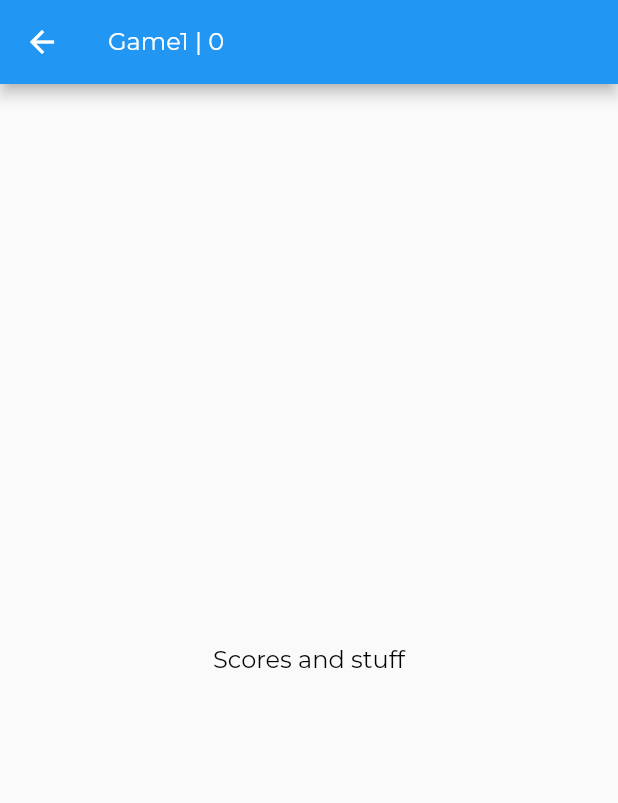
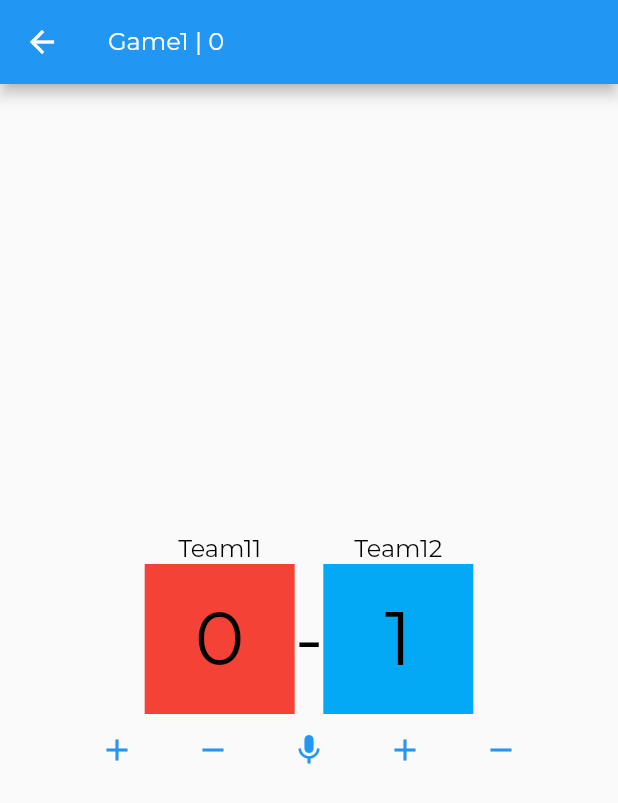
Before and after one commit to JohnHuang1/verbal_scoreboard, a Flutter app: the screen it shows after launch, after a tap on "Game1", on a phone screen of 412 x 824 dp. Shown: the top 803 px of the screen. Run offline on Flutter 3.47's test engine with Material 2 defaults, Android fonts, the phone set to English and light mode, and no system bars; missing offline and left inert: dart:ffi.

Commit message:
Started developing the game page
Created the control widget and the score widget.

```diff
--- /dev/null
+++ b/lib/game/control_widget.dart
@@ -0,0 +1,25 @@
+import 'package:flutter/cupertino.dart';
+import 'package:flutter/material.dart';
+
+class ControlWidget extends StatefulWidget {
+  ControlWidget({Key key}) : super(key: key);
+
+  @override
+  _ControlWidgetState createState() => _ControlWidgetState();
+}
+
+class _ControlWidgetState extends State<ControlWidget> {
+  @override
+  Widget build(BuildContext context) {
+    return Row(
+      mainAxisAlignment: MainAxisAlignment.center,
+      children: [
+        TextButton(onPressed: () {}, child: Icon(Icons.add)),
+        TextButton(onPressed: () {}, child: Icon(Icons.remove)),
+        TextButton(onPressed: () {}, child: Icon(Icons.mic)),
+        TextButton(onPressed: () {}, child: Icon(Icons.add)),
+        TextButton(onPressed: () {}, child: Icon(Icons.remove))
+      ],
+    );
+  }
+}
--- a/lib/game/game_page.dart
+++ b/lib/game/game_page.dart
@@ -1,4 +1,5 @@
 import 'package:flutter/material.dart';
+import 'package:verbal_scoreboard/game/game_widget.dart';
 import 'package:verbal_scoreboard/models/game_data.dart';
 
 class GamePage extends StatelessWidget {
@@ -15,13 +16,7 @@ class GamePage extends StatelessWidget {
       ),
       body: Column(
         mainAxisAlignment: MainAxisAlignment.center,
-        children: [
-          Center(
-            child: Text(
-              "Scores and stuff",
-            ),
-          )
-        ],
+        children: [GameWidget(data)],
       ),
     );
   }
--- /dev/null
+++ b/lib/game/game_widget.dart
@@ -0,0 +1,17 @@
+import 'package:verbal_scoreboard/models/game_data.dart';
+import 'control_widget.dart';
+import 'score_widget.dart';
+import 'package:flutter/material.dart';
+
+class GameWidget extends StatelessWidget {
+  final GameData data;
+  GameWidget(this.data);
+
+  @override
+  Widget build(BuildContext context) {
+    return Column(
+      mainAxisAlignment: MainAxisAlignment.center,
+      children: [ScoreWidget(teams: data.teams), ControlWidget()],
+    );
+  }
+}
--- /dev/null
+++ b/lib/game/score_widget.dart
@@ -0,0 +1,66 @@
+import 'dart:ffi';
+
+import 'package:flutter/material.dart';
+import 'package:verbal_scoreboard/models/team_data.dart';
+
+class ScoreWidget extends StatefulWidget {
+  final List<TeamData> teams;
+  ScoreWidget({Key key, this.teams}) : super(key: key);
+
+  @override
+  _ScoreWidgetState createState() => _ScoreWidgetState(teams);
+}
+
+class _ScoreWidgetState extends State<ScoreWidget> {
+  final List<TeamData> teams;
+
+  _ScoreWidgetState(this.teams);
+  final double boxSize = 100.0;
+  @override
+  Widget build(BuildContext context) {
+    return Row(
+      mainAxisAlignment: MainAxisAlignment.center,
+      children: [
+        Column(
+          children: [
+            Center(
+              child: Text(teams[0].name),
+            ),
+            Container(
+              child: Center(
+                  child: Text(teams[0].score.toString(),
+                      style: TextStyle(fontSize: 50))),
+              height: boxSize,
+              width: boxSize,
+              color: Colors.red,
+            )
+          ],
+        ),
+        Column(children: [
+          Text(""),
+          Container(
+            child: Text(
+              "-",
+              style: TextStyle(fontSize: 50),
+            ),
+          ),
+        ]),
+        Column(
+          children: [
+            Center(
+              child: Text(teams[1].name),
+            ),
+            Container(
+              child: Center(
+                  child: Text(teams[1].score.toString(),
+                      style: TextStyle(fontSize: 50))),
+              height: boxSize,
+              width: boxSize,
+              color: Colors.lightBlue,
+            )
+          ],
+        ),
+      ],
+    );
+  }
+}
```
Also changed, not shown: pubspec.lock.
